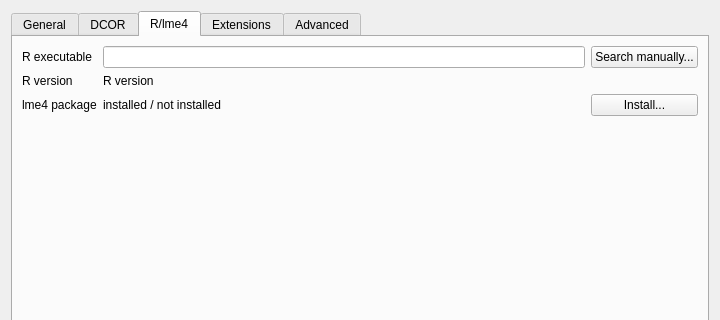
Before: the Qt Designer form shapeout2/gui/preferences.ui in DC-analysis/DCscope, drawn with Qt 5; both pictures show x 0 to 720 and y 0 to 320 of the 720 by 512 pixel window.
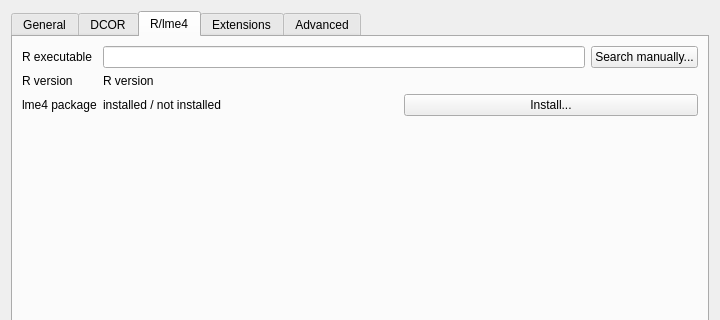
After: the same form once the commit is applied. The open tabs and pages were chosen to show the change. Icons and pictures are not drawn.

Commit message: enh: correctly show system R binary in settings

```diff
--- a/shapeout2/gui/preferences.ui
+++ b/shapeout2/gui/preferences.ui
@@ -153,9 +153,41 @@
       </attribute>
       <layout class="QVBoxLayout" name="verticalLayout_5">
        <item>
-        <layout class="QGridLayout" name="gridLayout_2">
+        <layout class="QFormLayout" name="formLayout">
+         <item row="0" column="0">
+          <widget class="QLabel" name="label">
+           <property name="text">
+            <string>R executable</string>
+           </property>
+          </widget>
+         </item>
          <item row="0" column="1">
-          <widget class="QLineEdit" name="lme4_rpath"/>
+          <layout class="QHBoxLayout" name="horizontalLayout_4">
+           <item>
+            <widget class="QLineEdit" name="lme4_rpath"/>
+           </item>
+           <item>
+            <widget class="QPushButton" name="pushButton_lme4_search">
+             <property name="text">
+              <string>Search manually...</string>
+             </property>
+            </widget>
+           </item>
+          </layout>
+         </item>
+         <item row="1" column="0">
+          <widget class="QLabel" name="label_5">
+           <property name="text">
+            <string>R version</string>
+           </property>
+          </widget>
+         </item>
+         <item row="1" column="1">
+          <widget class="QLabel" name="label_r_version">
+           <property name="text">
+            <string>R version</string>
+           </property>
+          </widget>
          </item>
          <item row="2" column="0">
           <widget class="QLabel" name="label_4">
@@ -164,47 +196,23 @@
            </property>
           </widget>
          </item>
-         <item row="2" column="2">
-          <widget class="QPushButton" name="pushButton_lme4_install">
-           <property name="text">
-            <string>Install...</string>
-           </property>
-          </widget>
-         </item>
          <item row="2" column="1">
-          <widget class="QLabel" name="label_lme4_installed">
-           <property name="text">
-            <string>installed / not installed</string>
-           </property>
-          </widget>
-         </item>
-         <item row="0" column="2">
-          <widget class="QPushButton" name="pushButton_lme4_search">
-           <property name="text">
-            <string>Search manually...</string>
-           </property>
-          </widget>
-         </item>
-         <item row="0" column="0">
-          <widget class="QLabel" name="label">
-           <property name="text">
-            <string>R executable</string>
-           </property>
-          </widget>
-         </item>
-         <item row="1" column="1">
-          <widget class="QLabel" name="label_r_version">
-           <property name="text">
-            <string>R version</string>
-           </property>
-          </widget>
-         </item>
-         <item row="1" column="0">
-          <widget class="QLabel" name="label_5">
-           <property name="text">
-            <string>R version</string>
-           </property>
-          </widget>
+          <layout class="QHBoxLayout" name="horizontalLayout_5">
+           <item>
+            <widget class="QLabel" name="label_lme4_installed">
+             <property name="text">
+              <string>installed / not installed</string>
+             </property>
+            </widget>
+           </item>
+           <item>
+            <widget class="QPushButton" name="pushButton_lme4_install">
+             <property name="text">
+              <string>Install...</string>
+             </property>
+            </widget>
+           </item>
+          </layout>
          </item>
         </layout>
        </item>
```
Left out of the diff: 44 changed lines with no effect on the pictures. The commit also changes 2 other files.
